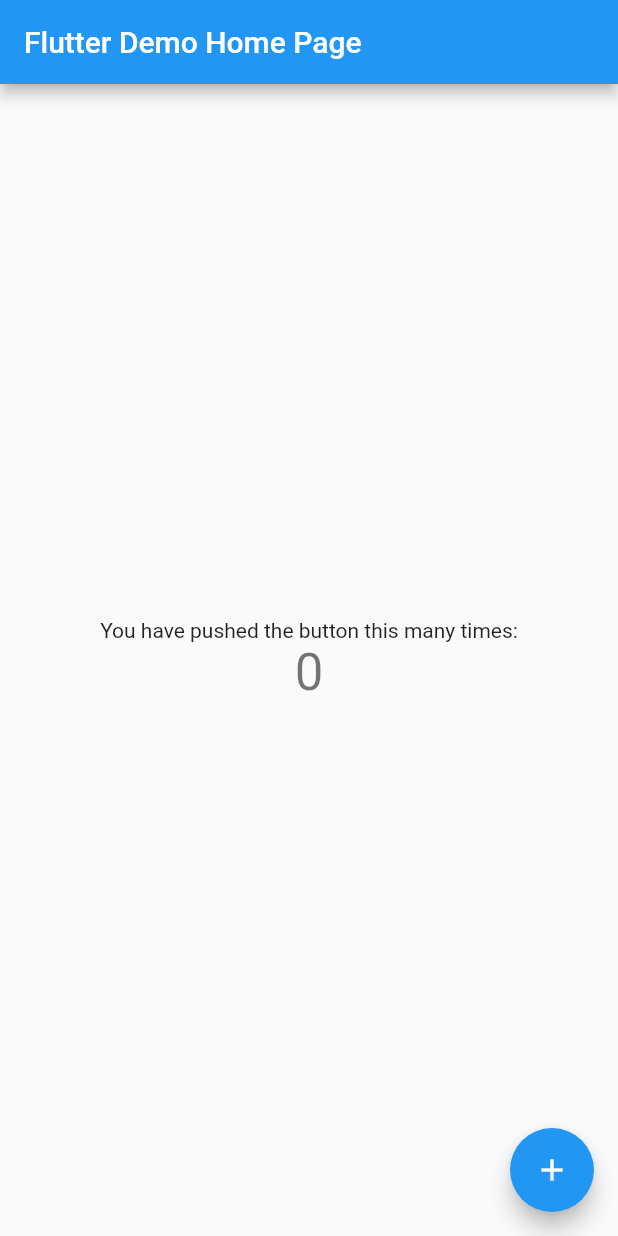
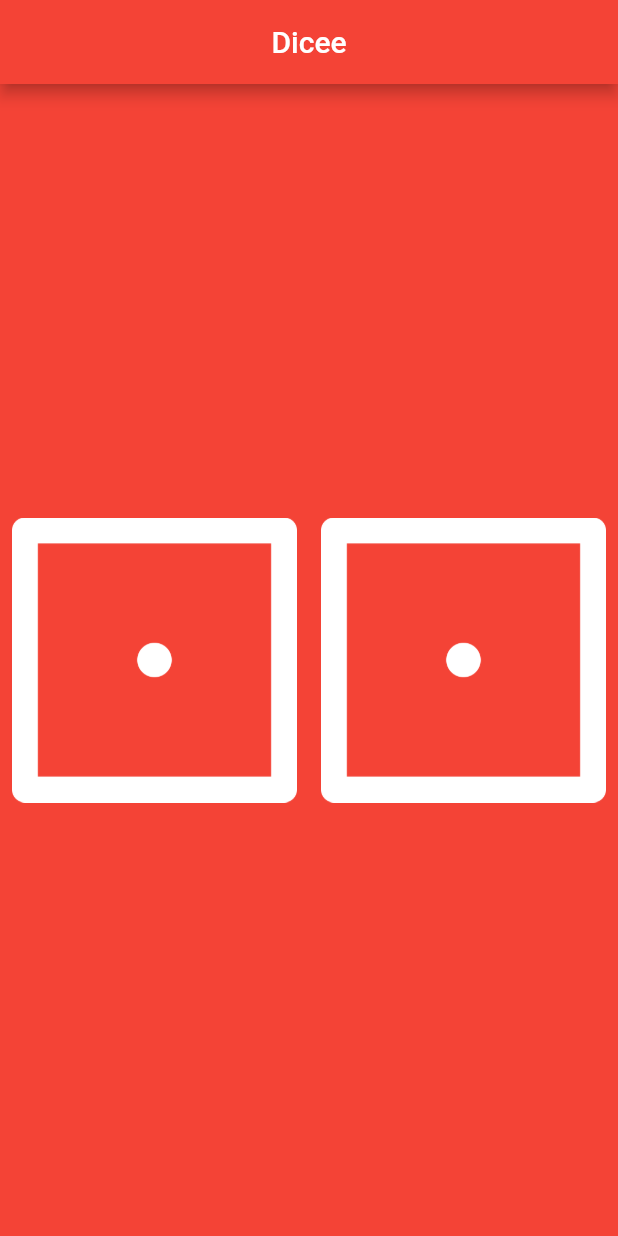
Before and after one commit to vishnuraj-m/Dice-Flutter, a Flutter app: the screen it shows after launch, on a phone screen of 412 x 824 dp. Run offline on Flutter 3.47's test engine with Material 2 defaults, Android fonts, the phone set to English and light mode, and no system bars.

Commit message:
Single Single Tap

```diff
--- a/lib/main.dart
+++ b/lib/main.dart
@@ -1,3 +1,4 @@
+import 'package:dice_flutter/screens/screen_home.dart';
 import 'package:flutter/material.dart';
 
 void main() {
@@ -7,109 +8,14 @@ void main() {
 class MyApp extends StatelessWidget {
   const MyApp({Key? key}) : super(key: key);
 
-  // This widget is the root of your application.
   @override
   Widget build(BuildContext context) {
     return MaterialApp(
       title: 'Flutter Demo',
       theme: ThemeData(
-        // This is the theme of your application.
-        //
-        // Try running your application with "flutter run". You'll see the
-        // application has a blue toolbar. Then, without quitting the app, try
-        // changing the primarySwatch below to Colors.green and then invoke
-        // "hot reload" (press "r" in the console where you ran "flutter run",
-        // or simply save your changes to "hot reload" in a Flutter IDE).
-        // Notice that the counter didn't reset back to zero; the application
-        // is not restarted.
-        primarySwatch: Colors.blue,
+        primarySwatch: Colors.red,
       ),
-      home: const MyHomePage(title: 'Flutter Demo Home Page'),
+      home: const ScreenHome(),
     );
   }
 }
-
-class MyHomePage extends StatefulWidget {
-  const MyHomePage({Key? key, required this.title}) : super(key: key);
-
-  // This widget is the home page of your application. It is stateful, meaning
-  // that it has a State object (defined below) that contains fields that affect
-  // how it looks.
-
-  // This class is the configuration for the state. It holds the values (in this
-  // case the title) provided by the parent (in this case the App widget) and
-  // used by the build method of the State. Fields in a Widget subclass are
-  // always marked "final".
-
-  final String title;
-
-  @override
-  State<MyHomePage> createState() => _MyHomePageState();
-}
-
-class _MyHomePageState extends State<MyHomePage> {
-  int _counter = 0;
-
-  void _incrementCounter() {
-    setState(() {
-      // This call to setState tells the Flutter framework that something has
-      // changed in this State, which causes it to rerun the build method below
-      // so that the display can reflect the updated values. If we changed
-      // _counter without calling setState(), then the build method would not be
-      // called again, and so nothing would appear to happen.
-      _counter++;
-    });
-  }
-
-  @override
-  Widget build(BuildContext context) {
-    // This method is rerun every time setState is called, for instance as done
-    // by the _incrementCounter method above.
-    //
-    // The Flutter framework has been optimized to make rerunning build methods
-    // fast, so that you can just rebuild anything that needs updating rather
-    // than having to individually change instances of widgets.
-    return Scaffold(
-      appBar: AppBar(
-        // Here we take the value from the MyHomePage object that was created by
-        // the App.build method, and use it to set our appbar title.
-        title: Text(widget.title),
-      ),
-      body: Center(
-        // Center is a layout widget. It takes a single child and positions it
-        // in the middle of the parent.
-        child: Column(
-          // Column is also a layout widget. It takes a list of children and
-          // arranges them vertically. By default, it sizes itself to fit its
-          // children horizontally, and tries to be as tall as its parent.
-          //
-          // Invoke "debug painting" (press "p" in the console, choose the
-          // "Toggle Debug Paint" action from the Flutter Inspector in Android
-          // Studio, or the "Toggle Debug Paint" command in Visual Studio Code)
-          // to see the wireframe for each widget.
-          //
-          // Column has various properties to control how it sizes itself and
-          // how it positions its children. Here we use mainAxisAlignment to
-          // center the children vertically; the main axis here is the vertical
-          // axis because Columns are vertical (the cross axis would be
-          // horizontal).
-          mainAxisAlignment: MainAxisAlignment.center,
-          children: <Widget>[
-            const Text(
-              'You have pushed the button this many times:',
-            ),
-            Text(
-              '$_counter',
-              style: Theme.of(context).textTheme.headline4,
-            ),
-          ],
-        ),
-      ),
-      floatingActionButton: FloatingActionButton(
-        onPressed: _incrementCounter,
-        tooltip: 'Increment',
-        child: const Icon(Icons.add),
-      ), // This trailing comma makes auto-formatting nicer for build methods.
-    );
-  }
-}
--- /dev/null
+++ b/lib/screens/screen_home.dart
@@ -0,0 +1,54 @@
+import 'dart:math';
+
+import 'package:flutter/material.dart';
+
+class ScreenHome extends StatefulWidget {
+  const ScreenHome({super.key});
+
+  @override
+  State<ScreenHome> createState() => _ScreenHomeState();
+}
+
+class _ScreenHomeState extends State<ScreenHome> {
+  int leftDiceNumber = 1;
+  int rightDiceNumber = 1;
+  @override
+  Widget build(BuildContext context) {
+    return Scaffold(
+      backgroundColor: Colors.red,
+      appBar: AppBar(
+        title: const Text('Dicee'),
+        centerTitle: true,
+      ),
+      body: SafeArea(
+          child: Center(
+        child: Row(
+          children: [
+            Expanded(
+              child: TextButton(
+                onPressed: () {
+                  setState(() {
+                    leftDiceNumber = Random().nextInt(6) + 1;
+                  });
+                  print("left button pressed");
+                },
+                child: Image.asset('assets/images/dice$leftDiceNumber.png'),
+              ),
+            ),
+            Expanded(
+              child: TextButton(
+                onPressed: () {
+                  setState(() {
+                    rightDiceNumber = Random().nextInt(6) + 1;
+                  });
+                  print("right button pressed");
+                },
+                child: Image.asset('assets/images/dice$rightDiceNumber.png'),
+              ),
+            ),
+          ],
+        ),
+      )),
+    );
+  }
+}
--- a/pubspec.yaml
+++ b/pubspec.yaml
@@ -58,8 +58,8 @@ flutter:
   uses-material-design: true
 
   # To add assets to your application, add an assets section, like this:
-  # assets:
-  #   - images/a_dot_burr.jpeg
+  assets:
+    - assets/images/
   #   - images/a_dot_ham.jpeg
 
   # An image asset can refer to one or more resolution-specific "variants", see
```
Also changed, not shown: assets/images/dice1.png (added), assets/images/dice2.png (added), assets/images/dice3.png (added), assets/images/dice4.png (added), assets/images/dice5.png (added), assets/images/dice6.png (added), 15 other files.
